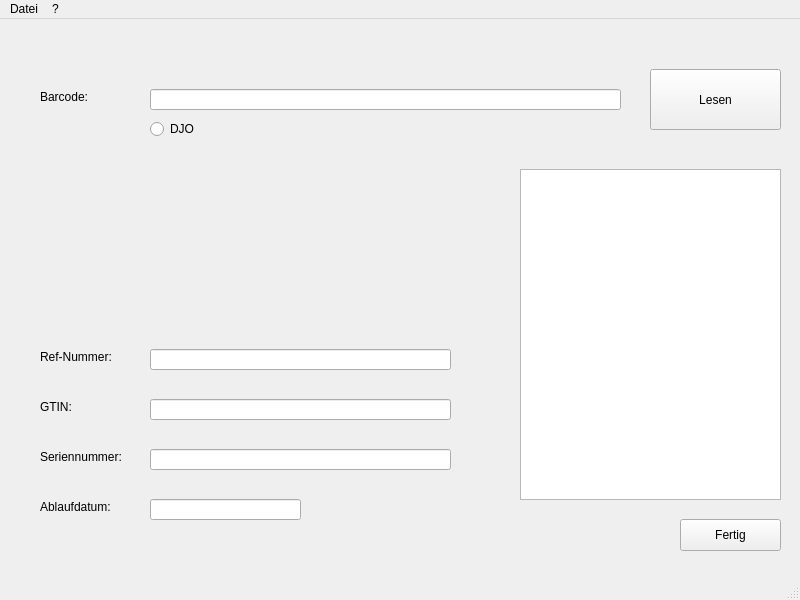
The window that mainwindow/mainwindow.ui (Bradyphrenia/op_barcode) describes before a commit, drawn with Qt 5.
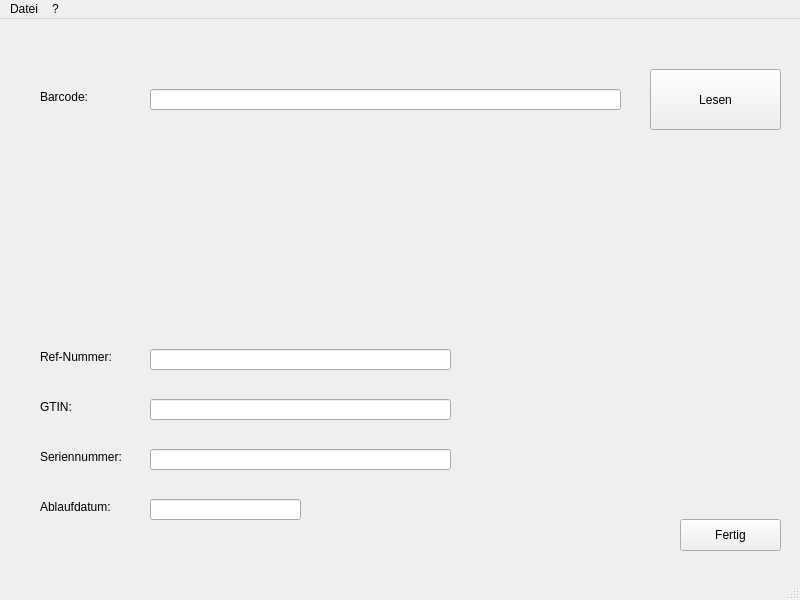
The same window after the commit.

Commit message: Remove unused widgets (`plainTextEdit_output` and `radioButton_djo`) from `mainwindow`. Update logs to include new JSON file read event.

```diff
--- a/mainwindow/mainwindow.ui
+++ b/mainwindow/mainwindow.ui
@@ -144,29 +144,6 @@
      <string>Ablaufdatum:</string>
     </property>
    </widget>
-   <widget class="QPlainTextEdit" name="plainTextEdit_output">
-    <property name="geometry">
-     <rect>
-      <x>520</x>
-      <y>150</y>
-      <width>261</width>
-      <height>331</height>
-     </rect>
-    </property>
-   </widget>
-   <widget class="QRadioButton" name="radioButton_djo">
-    <property name="geometry">
-     <rect>
-      <x>150</x>
-      <y>100</y>
-      <width>100</width>
-      <height>20</height>
-     </rect>
-    </property>
-    <property name="text">
-     <string>DJO</string>
-    </property>
-   </widget>
    <widget class="QLabel" name="label_ref">
     <property name="geometry">
      <rect>
```
The commit also changes 2 other files.
